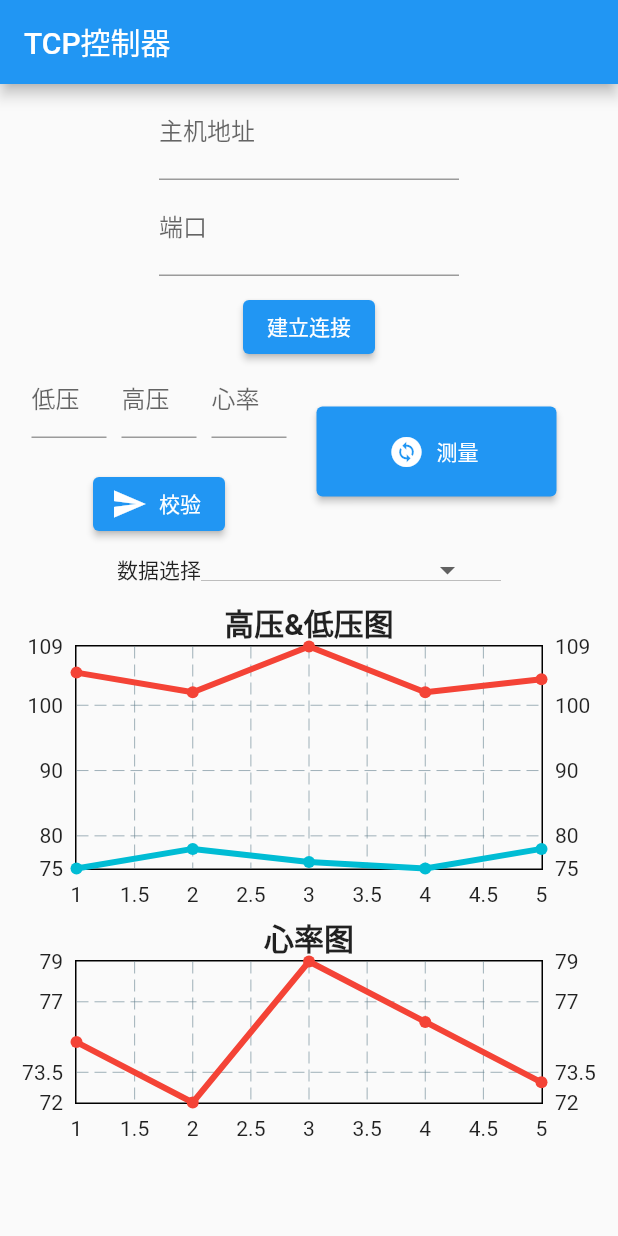
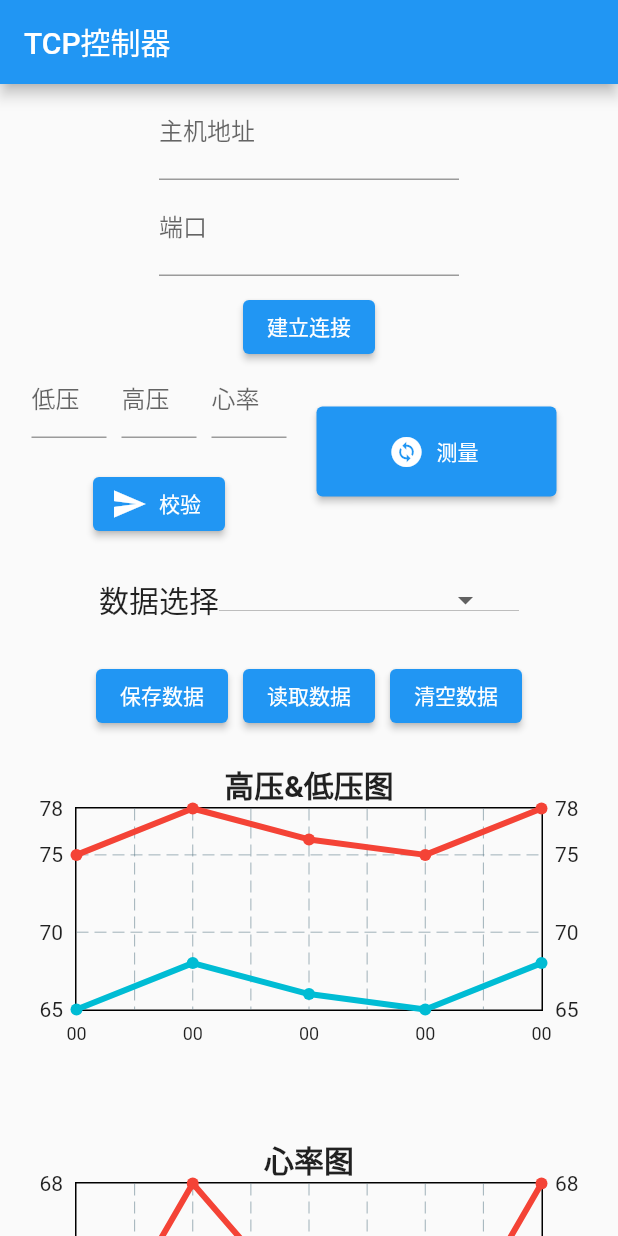
Before and after one commit to gallifreyCar/tcp_sphygmomanometer_cotroller, a Flutter app: the screen it shows after launch, on a phone screen of 412 x 824 dp. Run offline on Flutter 3.47's test engine with Material 2 defaults, Android fonts, the phone set to English and light mode, and no system bars; drawn by our look-alikes of fl_chart; our stand-ins replace shared_preferences.

Commit message:
LineChart

```diff
--- a/lib/main.dart
+++ b/lib/main.dart
@@ -1,6 +1,7 @@
 import 'dart:convert';
 import 'dart:io';
 
+import 'package:collection/collection.dart';
 import 'package:fl_chart/fl_chart.dart';
 import 'package:flutter/material.dart';
 import 'package:shared_preferences/shared_preferences.dart';
@@ -50,14 +51,39 @@ class _MyHomePageState extends State<MyHomePage> {
   String sendData = defaultSendData;
 
   //主机地址和端口
-  static const defaultHost = '192.168.0.251';
-  static const defaultPort = 1234;
+  static const defaultHost = '192.168.0.205';
+  static const defaultPort = 1134;
   String host = defaultHost;
   int port = defaultPort;
+
   //图表数据列表
-  List<String>? drDataList;
-  List<String>? spDataList;
-  List<String>? hrDataList;
+  List<Map<String, dynamic>> drDataList = [];
+  List<Map<String, dynamic>> spDataList = [];
+  List<Map<String, dynamic>> hrDataList = [];
+  List<FlSpot> drSpotList = [
+    const FlSpot(1, 75),
+    const FlSpot(2, 78),
+    const FlSpot(3, 76),
+    const FlSpot(4, 75),
+    const FlSpot(5, 78),
+  ];
+
+  List<FlSpot> spSpotList = [
+    const FlSpot(1, 65),
+    const FlSpot(2, 68),
+    const FlSpot(3, 66),
+    const FlSpot(4, 65),
+    const FlSpot(5, 68),
+  ];
+
+  List<FlSpot> hrSpotList = [
+    const FlSpot(1, 65),
+    const FlSpot(2, 68),
+    const FlSpot(3, 66),
+    const FlSpot(4, 65),
+    const FlSpot(5, 68),
+  ];
+
   //发送的数据
   double sendDp = 0;
   double sendSp = 0;
@@ -74,11 +100,31 @@ class _MyHomePageState extends State<MyHomePage> {
   //监听数据流
   Future<void> dataListener() async {
     socket.listen((event) {
-      // print(event);
       String data = utf8.decode(event);
+      setState(() {
+        //处理数据
+        receivedData = data;
+        DateTime now = DateTime.now();
+        List<String> values = receivedData.split(',');
+        for (String value in values) {
+          String key = value.split(':')[0];
+          double data = double.parse(value.split(':')[1]);
+          if (key == 's') {
+            Map<String, dynamic> newData = {'data': data, 'time': now.toString()};
+            spDataList.add(newData);
+          } else if (key == 'h') {
+            Map<String, dynamic> newData = {'data': data, 'time': now.toString()};
+            hrDataList.add(newData);
+          } else if (key == 'd') {
+            Map<String, dynamic> newData = {'data': data, 'time': now.toString()};
+            drDataList.add(newData);
+          }
+        }
 
-      setState(() {
-        receivedData = data;
+        print(drDataList.toString());
+        print(spDataList.toString());
+        print(hrDataList.toString());
+
         if (receivedData != '无响应') {}
       });
     });
@@ -104,25 +150,70 @@ class _MyHomePageState extends State<MyHomePage> {
   //数据序列化
   void saveData() async {
     SharedPreferences prefs = await SharedPreferences.getInstance();
-    if (drDataList != null) {
-      prefs.setStringList("drDataList", drDataList!);
+    //抽象
+    void _saveDataList(String key, List<Map<String, dynamic>> dataList) async {
+      if (dataList.isNotEmpty) {
+        List<String> jsonStringList = dataList.map((e) => json.encode(e)).toList();
+        await prefs.setStringList(key, jsonStringList);
+      }
     }
-    if (spDataList != null) {
-      prefs.setStringList("spDataList", spDataList!);
-    }
-    if (hrDataList != null) {
-      prefs.setStringList("hrDataList ", hrDataList!);
-    }
+
+    // 调用
+    _saveDataList("drDataJsonList", drDataList);
+    _saveDataList("spDataJsonList", spDataList);
+    _saveDataList("hrDataJsonList", hrDataList);
   }
 
   //数据反序列化
   void loadData() async {
     SharedPreferences prefs = await SharedPreferences.getInstance();
-    if (prefs.containsKey("drDataList") && prefs.containsKey("spDataList") && prefs.containsKey("hrDataList")) {
-      drDataList = prefs.getStringList("drDataList");
-      spDataList = prefs.getStringList("spDataList");
-      hrDataList = prefs.getStringList("hrDataList");
+    //抽象
+    List<Map<String, dynamic>> getDataListFromPrefs(String key) {
+      if (prefs.containsKey(key)) {
+        List<String> jsonList = prefs.getStringList(key) ?? [];
+        return jsonList.map((e) => json.decode(e)).toList().cast<Map<String, dynamic>>();
+      }
+      return [];
     }
+
+    // 调用
+    drDataList = getDataListFromPrefs('drDataJsonList');
+    spDataList = getDataListFromPrefs('spDataJsonList');
+    hrDataList = getDataListFromPrefs('hrDataJsonList');
+    setState(() {});
+  }
+
+  //清空数据
+  void clearData() async {
+    setState(() {
+      drDataList = [];
+      spDataList = [];
+      hrDataList = [];
+
+      drSpotList = [
+        const FlSpot(1, 0),
+        const FlSpot(2, 0),
+        const FlSpot(3, 0),
+        const FlSpot(4, 0),
+        const FlSpot(5, 0),
+      ];
+
+      spSpotList = [
+        const FlSpot(1, 0),
+        const FlSpot(2, 0),
+        const FlSpot(3, 0),
+        const FlSpot(4, 0),
+        const FlSpot(5, 0),
+      ];
+
+      hrSpotList = [
+        const FlSpot(1, 0),
+        const FlSpot(2, 0),
+        const FlSpot(3, 0),
+        const FlSpot(4, 0),
+        const FlSpot(5, 0),
+      ];
+    });
   }
 
   //ui绘制
@@ -133,16 +224,26 @@ class _MyHomePageState extends State<MyHomePage> {
       appBar: AppBar(
         title: const Text("TCP控制器"),
       ),
-      body: SizedBox(
-        height: MediaQuery.of(context).size.height,
+      body: SingleChildScrollView(
         child: Column(
           crossAxisAlignment: CrossAxisAlignment.center,
           children: [
             _buildLinkedArea(),
             Row(),
             _buildCheckArea(),
+            const SizedBox(height: 20),
             _buildDropDownButton(),
+            const SizedBox(height: 20),
+            Row(mainAxisAlignment: MainAxisAlignment.center, crossAxisAlignment: CrossAxisAlignment.center, children: [
+              ElevatedButton(onPressed: saveData, child: Text('保存数据')),
+              SizedBox(width: 10),
+              ElevatedButton(onPressed: loadData, child: Text('读取数据')),
+              SizedBox(width: 10),
+              ElevatedButton(onPressed: clearData, child: Text('清空数据')),
+            ]),
+            const SizedBox(height: 20),
             _buildLineChartOne(),
+            const SizedBox(height: 20),
             _buildLineChartTwo(),
           ],
         ),
@@ -151,13 +252,15 @@ class _MyHomePageState extends State<MyHomePage> {
   }
 
   //下拉菜单
-
   Widget _buildDropDownButton() {
     return Row(
       crossAxisAlignment: CrossAxisAlignment.center,
       mainAxisAlignment: MainAxisAlignment.center,
       children: [
-        const Text("数据选择"),
+        const Text(
+          "数据选择",
+          style: TextStyle(fontSize: 20),
+        ),
         Container(
           margin: const EdgeInsets.symmetric(vertical: 5),
           width: 200,
@@ -197,7 +300,7 @@ class _MyHomePageState extends State<MyHomePage> {
                 keyboardType: TextInputType.number,
                 decoration: const InputDecoration(
                   labelText: "主机地址",
-                  hintText: "例：192.168.0.251",
+                  hintText: "默认：$defaultHost",
                 ),
                 onChanged: (e) => {
                   setState(() {
@@ -207,7 +310,7 @@ class _MyHomePageState extends State<MyHomePage> {
               ),
               TextField(
                 keyboardType: TextInputType.number,
-                decoration: const InputDecoration(labelText: "端口", hintText: "例：1234"),
+                decoration: const InputDecoration(labelText: "端口", hintText: "默认：$defaultPort"),
                 onChanged: (e) => {
                   setState(() {
                     port = int.parse(e);
@@ -225,8 +328,69 @@ class _MyHomePageState extends State<MyHomePage> {
     );
   }
 
+  //生成折线图数据
+  List<FlSpot>? generateSpotList(List<Map<String, dynamic>> dataList) {
+    if (dataList.length > 5) {
+      List temp = dataList.sublist(dataList.length - 6, dataList.length - 1);
+      return temp.mapIndexed((index, element) {
+        return FlSpot(index.toDouble(), element['data'].toDouble());
+      }).toList();
+    }
+    return null;
+  }
+
+  Widget myBottomTitle(double value, TitleMeta meta) {
+    // String getHourAndMinute(List temp, int i) {
+    //   return temp[i]['time'].split(' ')[1].split('.')[0];
+    // }
+    //
+    // String getYearAndMonth(List temp, int i) {
+    //   return temp[i]['time'].split(' ')[0];
+    // }
+
+    String getBottomLineTitle(List temp, int i) {
+      return temp[i]['time'].split(' ')[1].split('.')[0] + '\n' + temp[i]['time'].split(' ')[0];
+    }
+
+    const style = TextStyle(
+      fontSize: 12,
+    );
+    List temp = [];
+    String text = '00';
+    if (drDataList.length > 5) {
+      temp = drDataList.sublist(drDataList.length - 6, drDataList.length - 1);
+      print(temp);
+
+      switch (value.toInt()) {
+        case 0:
+          text = getBottomLineTitle(temp, 0);
+          break;
+        case 1:
+          text = getBottomLineTitle(temp, 1);
+          break;
+        case 2:
+          text = getBottomLineTitle(temp, 2);
+          break;
+        case 3:
+          text = getBottomLineTitle(temp, 3);
+          break;
+        case 4:
+          text = getBottomLineTitle(temp, 4);
+          break;
+        default:
+          text = '000';
+      }
+    }
+    return Padding(
+      padding: const EdgeInsets.all(8.0),
+      child: Text(text, style: style, textAlign: TextAlign.center),
+    );
+  }
+
   //折线图1 ui
   Widget _buildLineChartOne() {
+    drSpotList = generateSpotList(drDataList) ?? drSpotList;
+    spSpotList = generateSpotList(spDataList) ?? spSpotList;
     return Column(
       children: [
         const Text(
@@ -237,36 +401,23 @@ class _MyHomePageState extends State<MyHomePage> {
           ),
         ),
         SizedBox(
-          height: 180,
+          height: 200,
           width: 400,
           child: LineChart(
             LineChartData(
               titlesData: FlTitlesData(
+                  bottomTitles: AxisTitles(
+                      sideTitles:
+                          SideTitles(showTitles: true, interval: 1, reservedSize: 64, getTitlesWidget: myBottomTitle)),
                   topTitles: AxisTitles(sideTitles: SideTitles(showTitles: false, interval: 0.5, reservedSize: 44))),
               lineBarsData: [
                 LineChartBarData(
                   isCurved: false,
                   color: Colors.red,
                   barWidth: 4,
-                  spots: [
-                    const FlSpot(1, 105),
-                    const FlSpot(2, 102),
-                    const FlSpot(3, 109),
-                    const FlSpot(4, 102),
-                    const FlSpot(5, 104)
-                  ],
+                  spots: drSpotList,
                 ),
-                LineChartBarData(
-                  isCurved: false,
-                  barWidth: 4,
-                  spots: [
-                    const FlSpot(1, 75),
-                    const FlSpot(2, 78),
-                    const FlSpot(3, 76),
-                    const FlSpot(4, 75),
-                    const FlSpot(5, 78),
-                  ],
-                ),
+                LineChartBarData(isCurved: false, barWidth: 4, spots: spSpotList),
               ],
             ),
           ),
@@ -277,6 +428,7 @@ class _MyHomePageState extends State<MyHomePage> {
 
   //折线图2 ui
   Widget _buildLineChartTwo() {
+    hrSpotList = generateSpotList(hrDataList) ?? hrSpotList;
     return Column(
       mainAxisAlignment: MainAxisAlignment.center,
       crossAxisAlignment: CrossAxisAlignment.center,
@@ -289,7 +441,7 @@ class _MyHomePageState extends State<MyHomePage> {
           ),
         ),
         SizedBox(
-            height: 140,
+            height: 200,
             width: 400,
             child: LineChart(
               LineChartData(
@@ -301,22 +453,9 @@ class _MyHomePageState extends State<MyHomePage> {
                     )),
                     bottomTitles: AxisTitles(
                         sideTitles: SideTitles(
-                      showTitles: true,
-                      reservedSize: 44,
-                    ))),
+                            showTitles: true, interval: 1, reservedSize: 64, getTitlesWidget: myBottomTitle))),
                 lineBarsData: [
-                  LineChartBarData(
-                    isCurved: false,
-                    color: Colors.red,
-                    barWidth: 4,
-                    spots: [
-                      const FlSpot(1, 75),
-                      const FlSpot(2, 72),
-                      const FlSpot(3, 79),
-                      const FlSpot(4, 76),
-                      const FlSpot(5, 73)
-                    ],
-                  ),
+                  LineChartBarData(isCurved: false, color: Colors.red, barWidth: 4, spots: hrSpotList),
                 ],
               ),
             )),
@@ -380,7 +519,7 @@ class _MyHomePageState extends State<MyHomePage> {
             const SizedBox(height: 20),
             ElevatedButton.icon(
               onPressed: () {
-                sendToPeer("s:$sendSp,d:$sendDp,h:$sendHr");
+                sendToPeer("s:$sendSp,d:$sendDp,h:$sendHr\r\n");
               },
               label: const Text("校验"),
               icon: const Icon(Icons.send),
@@ -393,7 +532,7 @@ class _MyHomePageState extends State<MyHomePage> {
           height: 100,
           child: ElevatedButton.icon(
             onPressed: () {
-              sendToPeer("m");
+              sendToPeer("m\r\n");
             },
             label: const Text("测量"),
             icon: const Icon(Icons.change_circle),
--- a/pubspec.yaml
+++ b/pubspec.yaml
@@ -38,8 +38,7 @@ dependencies:
   # The following adds the Cupertino Icons font to your application.
   # Use with the CupertinoIcons class for iOS style icons.
   cupertino_icons: ^1.0.2
-
-
+  collection: ^1.16.0
 
 dev_dependencies:
   flutter_test:
```
Also changed, not shown: pubspec.lock.
